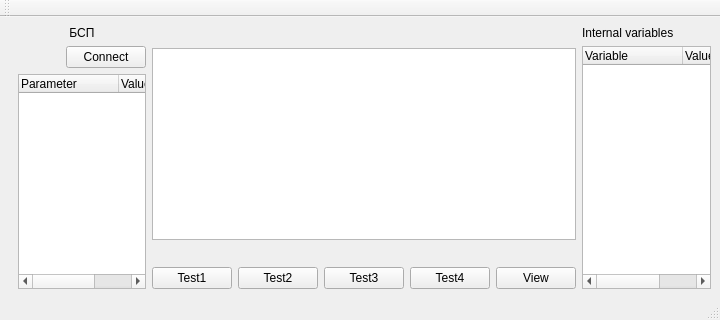
The window that PIgGui/mainwindow.ui (BerZerKku/CPP_PIgPC) describes before a commit, drawn with Qt 5.
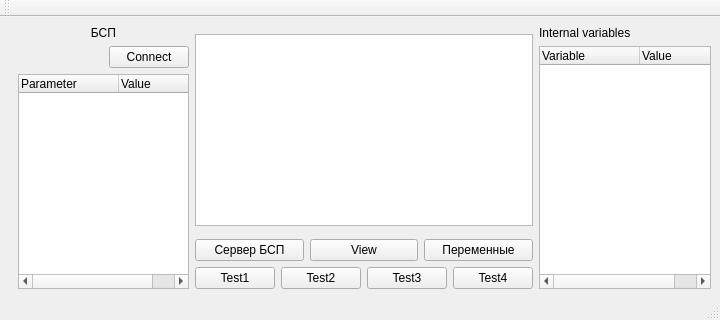
The same window after the commit. Custom widgets are drawn as their Qt base class.

Commit message: Скрыть виджеты сервера и параметров

Diff of the .ui file:
```diff
--- a/PIgGui/mainwindow.ui
+++ b/PIgGui/mainwindow.ui
@@ -112,6 +112,31 @@
       <item>
        <widget class="QKeyboard" name="kbd" native="true"/>
       </item>
+      <item>
+       <layout class="QHBoxLayout" name="horizontalLayout_4">
+        <item>
+         <widget class="QPushButton" name="pbBsp">
+          <property name="text">
+           <string>Сервер БСП</string>
+          </property>
+         </widget>
+        </item>
+        <item>
+         <widget class="QPushButton" name="pbView">
+          <property name="text">
+           <string>View</string>
+          </property>
+         </widget>
+        </item>
+        <item>
+         <widget class="QPushButton" name="pbVariables">
+          <property name="text">
+           <string>Переменные</string>
+          </property>
+         </widget>
+        </item>
+       </layout>
+      </item>
       <item>
        <layout class="QHBoxLayout" name="horizontalLayout_2">
         <item>
@@ -142,13 +167,6 @@
           </property>
          </widget>
         </item>
-        <item>
-         <widget class="QPushButton" name="pbView">
-          <property name="text">
-           <string>View</string>
-          </property>
-         </widget>
-        </item>
        </layout>
       </item>
      </layout>
```
The commit also changes 2 other files.
